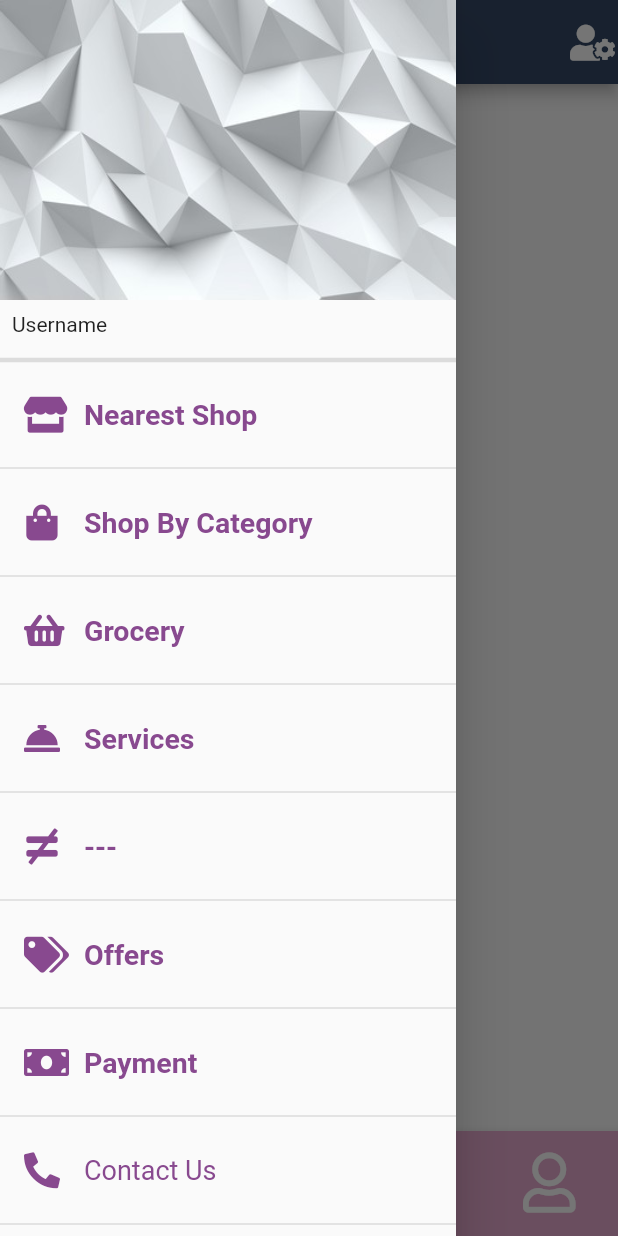
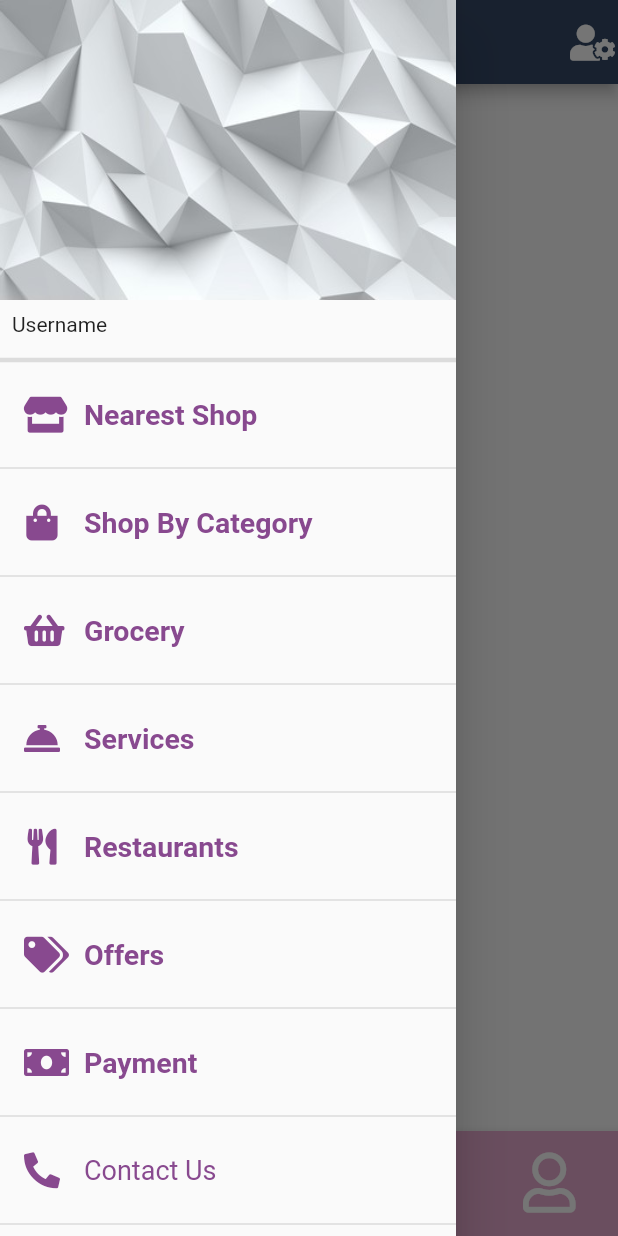
Before and after one commit to aayeshanomani/MyMarket, a Flutter app: the screen it shows after launch, item 3 of the bottom bar chosen, with the side drawer open, on a phone screen of 412 x 824 dp. Run offline on Flutter 3.47's test engine with Material 2 defaults, Android fonts, the phone set to English and light mode, and no system bars; our stand-ins replace carousel_slider, cloud_firestore, firebase_auth, firebase_storage, font_awesome_flutter, google_maps_flutter and 4 more; missing offline and left inert: geocoder; accounts and stored records are empty; network calls fail.

Commit message:
minute changes

```diff
--- a/lib/homePage.dart
+++ b/lib/homePage.dart
@@ -233,14 +233,14 @@ class _HomePageState extends State<HomePage> {
                     children: [
                       Padding(
                         padding: const EdgeInsets.all(8.0),
-                        child: Icon(FontAwesomeIcons.notEqual,
+                        child: Icon(FontAwesomeIcons.utensils,
                             color: Color(0xff88498F)),
                       ),
                       Padding(
                         padding: const EdgeInsets.all(8.0),
                         child: Container(
                           child: Text(
-                            "---",
+                            "Restaurants",
                             style: TextStyle(
                                 fontSize: 19,
                                 fontWeight: FontWeight.bold,
```
Also changed, not shown: 1 other file.
